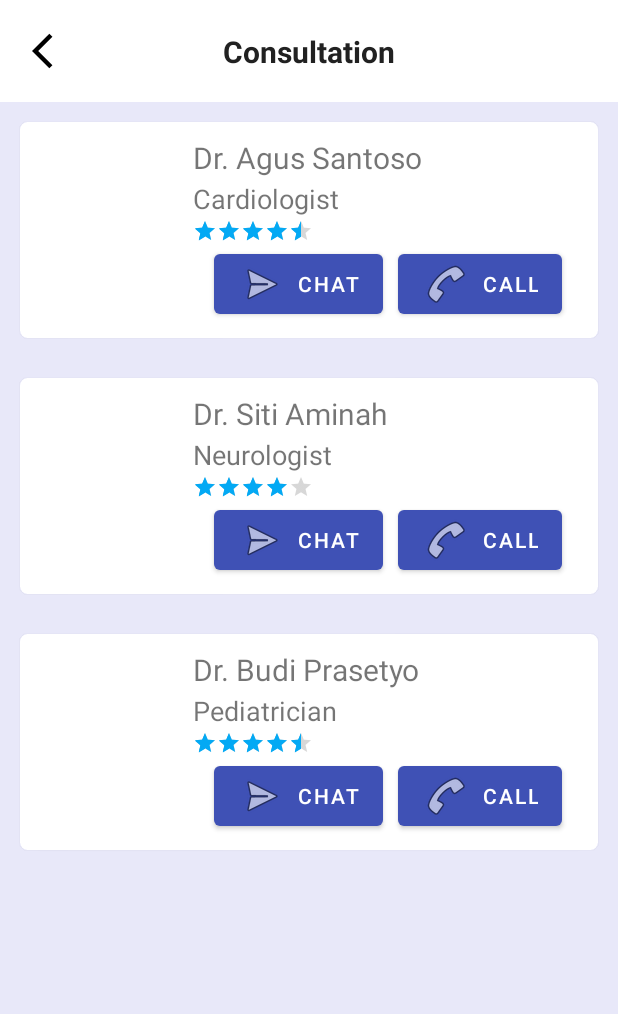
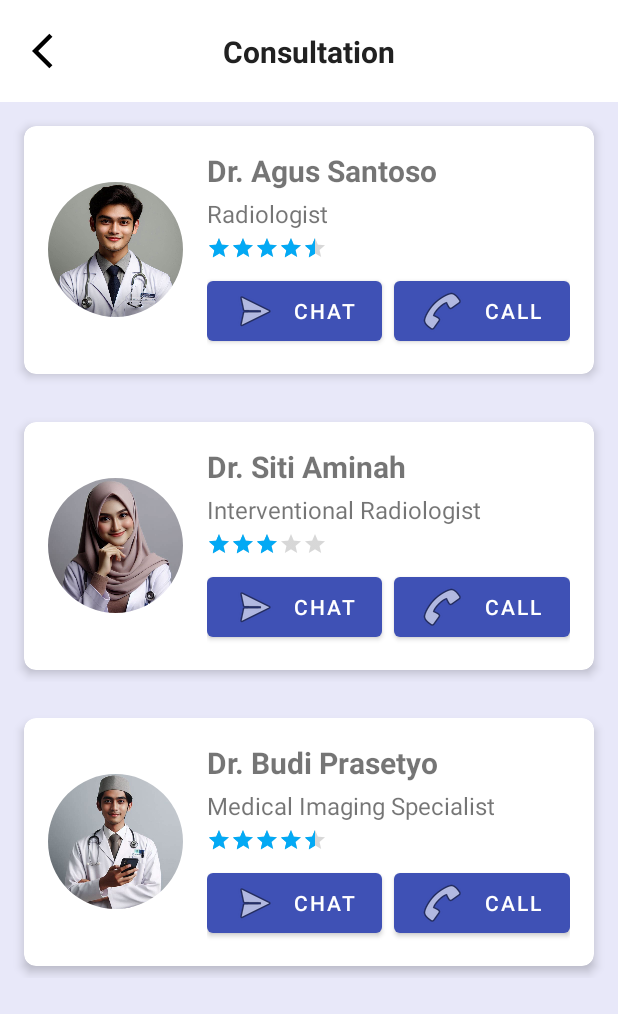
Before and after one commit to er4files/Mira, an Android app: the ConsultationActivity screen opened directly, with no data from a screen before it, on a phone screen of 412 x 824 dp. Shown: the top 1014 px of the screen. Run offline under Robolectric (Android 15) with nearby library versions, the light colour scheme and no system bars; network calls fail.

Commit message:
update ui consultasion

```diff
--- a/app/src/main/java/com/mira/mira/data/model/Doctor.kt
+++ b/app/src/main/java/com/mira/mira/data/model/Doctor.kt
@@ -4,5 +4,6 @@ data class Doctor(
     val name: String,
     val specialization: String,
     val address: String,
-    val rating: Float
+    val rating: Float,
+    val imageResId: Int
 )
--- a/app/src/main/java/com/mira/mira/view/adapter/ArticleAdapter.kt
+++ b/app/src/main/java/com/mira/mira/view/adapter/ArticleAdapter.kt
@@ -1,5 +1,6 @@
 package com.mira.mira.view.adapter
 
+import android.util.Log
 import android.view.LayoutInflater
 import android.view.View
 import android.view.ViewGroup
--- a/app/src/main/java/com/mira/mira/view/adapter/DoctorAdapter.kt
+++ b/app/src/main/java/com/mira/mira/view/adapter/DoctorAdapter.kt
@@ -28,6 +28,7 @@ class DoctorAdapter(private val doctors: List<Doctor>) : RecyclerView.Adapter<Do
     }
 
     class DoctorViewHolder(itemView: View) : RecyclerView.ViewHolder(itemView) {
+        private val doctorImage: ImageView = itemView.findViewById(R.id.iv_profiledoctor)
         private val doctorName: TextView = itemView.findViewById(R.id.doctor_name_item)
         private val doctorSpecialization: TextView = itemView.findViewById(R.id.doctor_specialist_item)
         private val doctorRating: RatingBar = itemView.findViewById(R.id.doctor_rating_item)
@@ -35,6 +36,7 @@ class DoctorAdapter(private val doctors: List<Doctor>) : RecyclerView.Adapter<Do
         private val callButton: Button = itemView.findViewById(R.id.call_button)
 
         fun bind(doctor: Doctor) {
+            doctorImage.setImageResource(doctor.imageResId)
             doctorName.text = doctor.name
             doctorSpecialization.text = doctor.specialization
             doctorRating.rating = doctor.rating
--- a/app/src/main/java/com/mira/mira/view/consultation/ConsultationActivity.kt
+++ b/app/src/main/java/com/mira/mira/view/consultation/ConsultationActivity.kt
@@ -30,9 +30,9 @@ class ConsultationActivity : AppCompatActivity() {
         }
 
         val doctorList = listOf(
-            Doctor("Dr. Agus Santoso", "Cardiologist", "Jl. Merdeka No. 10, Jakarta", 4.5f),
-            Doctor("Dr. Siti Aminah", "Neurologist", "Jl. Pahlawan No. 20, Bandung", 4.0f),
-            Doctor("Dr. Budi Prasetyo", "Pediatrician", "Jl. Kemerdekaan No. 30, Surabaya", 4.7f)
+            Doctor("Dr. Agus Santoso", "Radiologist", "Jl. Merdeka No. 10, Jakarta", 4.5f, R.drawable.dr_agus),
+            Doctor("Dr. Siti Aminah", "Interventional Radiologist", "Jl. Pahlawan No. 20, Bandung", 3.0f, R.drawable.dr_siti),
+            Doctor("Dr. Budi Prasetyo", "Medical Imaging Specialist", "Jl. Kemerdekaan No. 30, Surabaya", 4.7f, R.drawable.dr_budi)
         )
 
         val recyclerView: RecyclerView = findViewById(R.id.rc_listconsultation)
--- a/app/src/main/java/com/mira/mira/view/home/HomeFragment.kt
+++ b/app/src/main/java/com/mira/mira/view/home/HomeFragment.kt
@@ -22,6 +22,7 @@ import com.mira.mira.view.consultation.ConsultationActivity
 import com.mira.mira.view.history.HistoryActivity
 import com.mira.mira.view.notification.NotificationActivity
 import com.mira.mira.view.article.ArticleViewModel
+import com.mira.mira.view.formReservation.FormReservationActivity
 
 class HomeFragment : Fragment() {
 
@@ -84,7 +85,12 @@ class HomeFragment : Fragment() {
             val intent = Intent(activity, NotificationActivity::class.java)
             startActivity(intent)
         }
-
+        // Form Reservation
+        val featureFormReservation: LinearLayout = view.findViewById(R.id.feature_formreservation)
+        featureFormReservation.setOnClickListener {
+            val intent = Intent(activity, FormReservationActivity::class.java)
+            startActivity(intent)
+        }
         // History
         val featureHistory: LinearLayout = view.findViewById(R.id.feature_history)
         featureHistory.setOnClickListener {
--- a/app/src/main/res/layout/fragment_profile.xml
+++ b/app/src/main/res/layout/fragment_profile.xml
@@ -62,7 +62,7 @@
                 app:layout_constraintTop_toTopOf="parent"
                 app:layout_constraintBottom_toBottomOf="parent"
                 app:shapeAppearanceOverlay="@style/roundedImageViewRounded"
-                tools:srcCompat="@tools:sample/avatars" />
+                android:background="@drawable/profil_picture" />
 
             <TextView
                 android:id="@+id/tv_user"
@@ -167,7 +167,7 @@
     <Button
         android:id="@+id/logoutButton"
         style="@style/Widget.Material3.Button.TextButton"
-        android:layout_width="0dp"
+        android:layout_width="wrap_content"
         android:layout_height="wrap_content"
         android:layout_marginStart="16dp"
         android:layout_marginTop="16dp"
--- a/app/src/main/res/layout/item_doctor.xml
+++ b/app/src/main/res/layout/item_doctor.xml
@@ -11,67 +11,82 @@
         android:id="@+id/doctor_cardview_item"
         android:layout_width="match_parent"
         android:layout_height="wrap_content"
-        android:layout_margin="5dp"
-        android:padding="5dp"
-        app:cardCornerRadius="5dp"
+        android:layout_margin="8dp"
+        app:cardCornerRadius="8dp"
+        app:cardElevation="4dp"
         android:clickable="true"
-        android:background="?android:attr/selectableItemBackground"
         android:foreground="?android:attr/selectableItemBackground">
+
         <LinearLayout
             android:layout_width="match_parent"
             android:layout_height="wrap_content"
             android:orientation="horizontal"
-            android:layout_margin="10dp"
-            android:gravity="fill">
-            <ImageView
-                android:id="@+id/doctor_image_item"
-                android:layout_width="100dp"
-                android:layout_height="100dp"
-                tools:srcCompat="@tools:sample/avatars"/>
+            android:padding="16dp"
+            android:gravity="center_vertical">
+
+            <com.google.android.material.imageview.ShapeableImageView
+                android:id="@+id/iv_profiledoctor"
+                android:layout_width="90dp"
+                android:layout_height="90dp"
+                android:layout_marginEnd="16dp"
+                android:src="@drawable/profil_picture"
+                android:scaleType="centerCrop"
+                app:shapeAppearanceOverlay="@style/roundedImageViewRounded" />
+
             <LinearLayout
-                android:layout_width="match_parent"
+                android:layout_width="0dp"
                 android:layout_height="wrap_content"
-                android:orientation="vertical"
-                android:layout_marginLeft="5dp">
+                android:layout_weight="1"
+                android:orientation="vertical">
+
                 <TextView
                     android:id="@+id/doctor_name_item"
                     android:layout_width="wrap_content"
                     android:layout_height="wrap_content"
                     android:text="Dr. John Smith"
                     android:textSize="20sp"
-                    android:layout_marginBottom="1dp"/>
+                    android:textStyle="bold"
+                    android:layout_marginBottom="4dp" />
+
                 <TextView
                     android:id="@+id/doctor_specialist_item"
                     android:layout_width="wrap_content"
                     android:layout_height="wrap_content"
                     android:text="Cardiologist"
-                    android:textSize="18sp"
-                    android:layout_marginBottom="1dp"/>
+                    android:textSize="16sp"
+                    android:layout_marginBottom="4dp" />
+
                 <RatingBar
                     android:id="@+id/doctor_rating_item"
                     android:layout_width="wrap_content"
                     android:layout_height="wrap_content"
+                    android:numStars="5"
+                    android:rating="4"
                     style="?android:attr/ratingBarStyleSmall"
-                    android:layout_marginBottom="1dp"/>
+                    android:layout_marginBottom="8dp" />
 
                 <LinearLayout
                     android:layout_width="match_parent"
                     android:layout_height="wrap_content"
                     android:orientation="horizontal"
-                    android:gravity="center">
+                    android:gravity="center_vertical">
+
                     <Button
                         android:id="@+id/chat_button"
-                        android:layout_width="wrap_content"
+                        android:layout_width="0dp"
                         android:layout_height="wrap_content"
+                        android:layout_weight="1"
                         android:text="Chat"
                         android:drawableLeft="@android:drawable/ic_menu_send"
-                        android:layout_marginEnd="10dp"/>
+                        android:layout_marginEnd="8dp" />
+
                     <Button
                         android:id="@+id/call_button"
-                        android:layout_width="wrap_content"
+                        android:layout_width="0dp"
                         android:layout_height="wrap_content"
+                        android:layout_weight="1"
                         android:text="Call"
-                        android:drawableLeft="@android:drawable/ic_menu_call"/>
+                        android:drawableLeft="@android:drawable/ic_menu_call" />
                 </LinearLayout>
             </LinearLayout>
         </LinearLayout>
```
Also changed, not shown: app/src/main/res/drawable/dr_agus.jpg (added), app/src/main/res/drawable/dr_budi.jpg (added), app/src/main/res/drawable/dr_siti.jpg (added), app/src/main/res/drawable/profil_picture.png (added).
